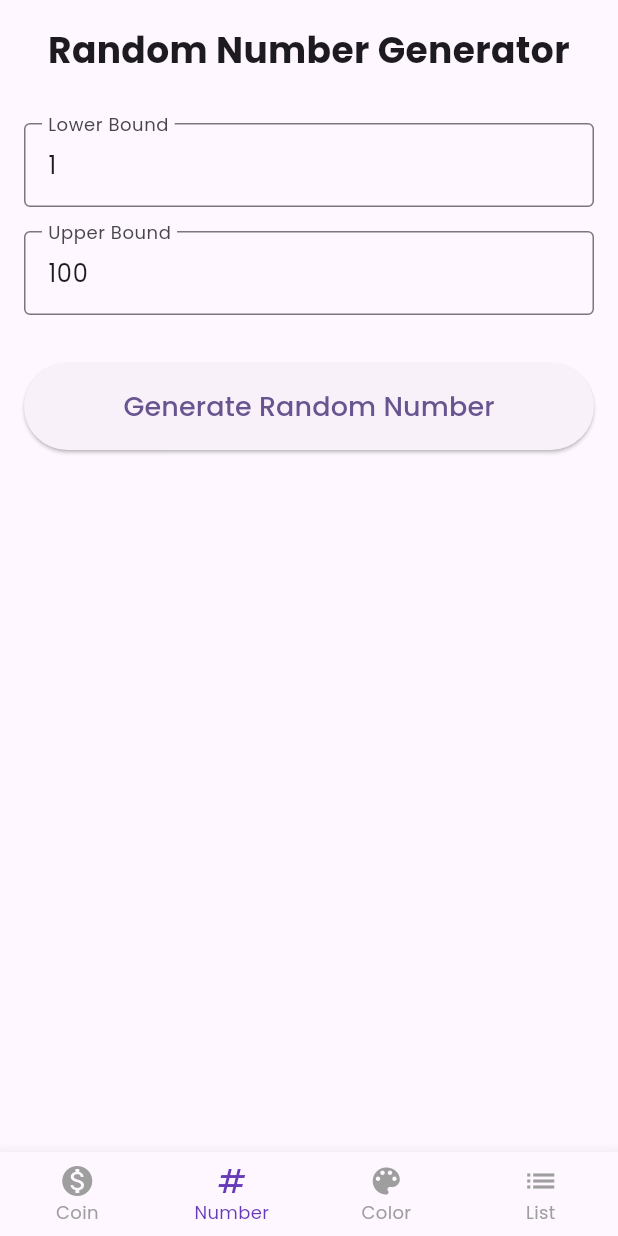
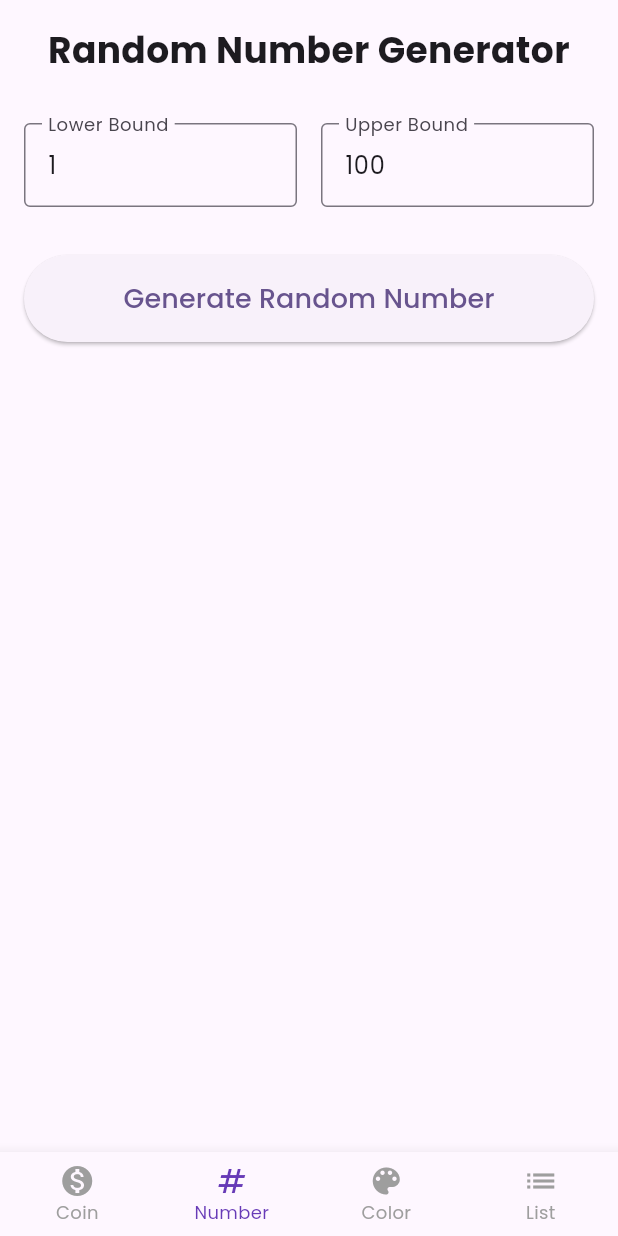
Before and after one commit to bluestemso/quikpik_app, a Flutter app: the screen it shows after launch, item 2 of the bottom bar chosen, on a phone screen of 412 x 824 dp. Run offline on Flutter 3.47's test engine with Material 3 defaults, Android fonts, the light colour scheme and no system bars; our stand-ins replace google_fonts, shared_preferences.

Commit message:
reformat number screen

```diff
--- a/lib/screens/random_number_screen.dart
+++ b/lib/screens/random_number_screen.dart
@@ -112,7 +112,10 @@ class _RandomNumberScreenState extends State<RandomNumberScreen> {
                       textAlign: TextAlign.center,
                     ),
                     const SizedBox(height: 32),
-                    TextField(
+                    Row(
+                      children: [
+                        Expanded(
+                          child: TextField(
                             controller: _lowerBoundController,
                             decoration: const InputDecoration(
                               labelText: 'Lower Bound',
@@ -121,8 +124,10 @@ class _RandomNumberScreenState extends State<RandomNumberScreen> {
                             keyboardType: TextInputType.number,
                             inputFormatters: [FilteringTextInputFormatter.digitsOnly],
                           ),
-                    const SizedBox(height: 16),
-                    TextField(
+                        ),
+                        const SizedBox(width: 16),
+                        Expanded(
+                          child: TextField(
                             controller: _upperBoundController,
                             decoration: const InputDecoration(
                               labelText: 'Upper Bound',
@@ -130,6 +135,9 @@ class _RandomNumberScreenState extends State<RandomNumberScreen> {
                             ),
                             keyboardType: TextInputType.number,
                             inputFormatters: [FilteringTextInputFormatter.digitsOnly],
+                          ),
+                        ),
+                      ],
                     ),
                     if (_errorMessage != null) ...[
                       const SizedBox(height: 16),
```
Lines whose indentation alone changed are shown as unchanged.
